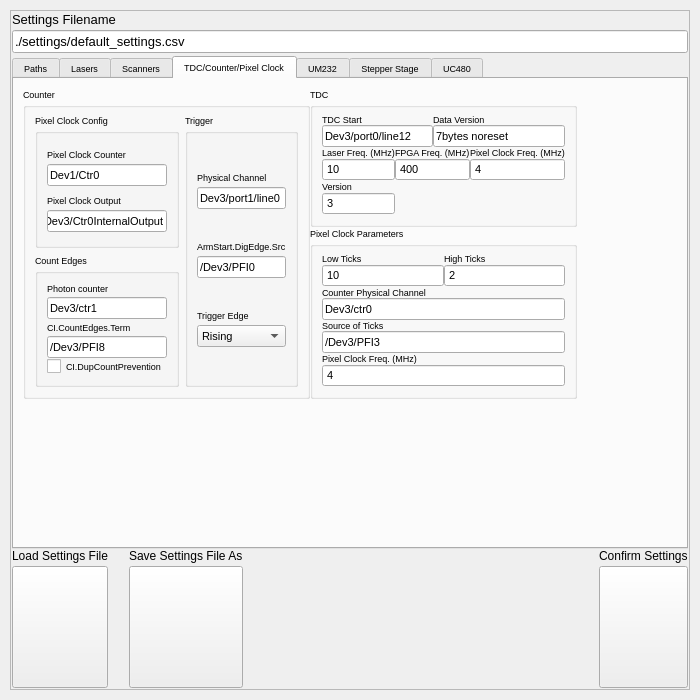
First picture: the form in gui/settingswindow.ui, repository Th3Tr00p3r/gSTED-sFCS, before the edit.
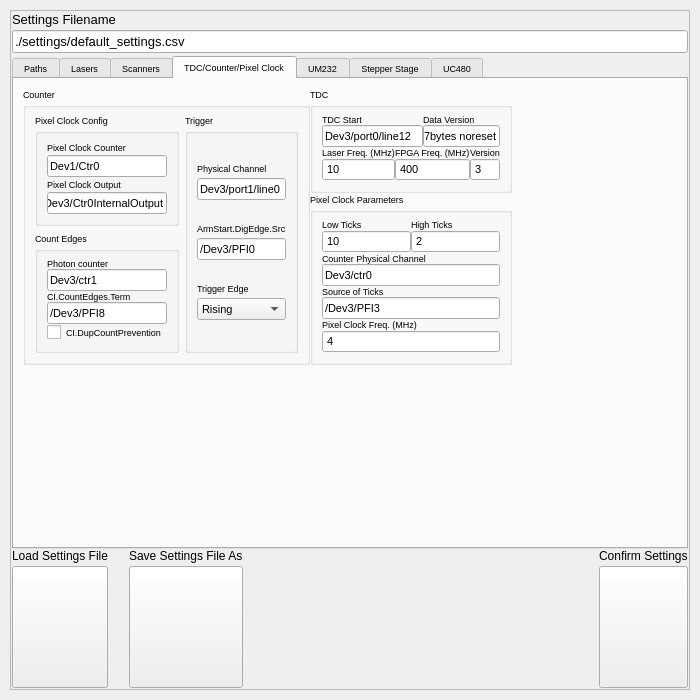
Second picture: the form after the edit. The open tabs and pages were chosen to show the change. Icons and pictures are not drawn.

Diff of the .ui file:
```diff
--- a/gui/settingswindow.ui
+++ b/gui/settingswindow.ui
@@ -1736,44 +1736,6 @@
                     </layout>
                    </item>
                    <item row="1" column="3">
-                    <layout class="QVBoxLayout" name="verticalLayout_39">
-                     <item>
-                      <widget class="QLabel" name="label_27">
-                       <property name="text">
-                        <string>Pixel Clock Freq. (MHz)</string>
-                       </property>
-                      </widget>
-                     </item>
-                     <item>
-                      <widget class="QSpinBox" name="TDCpixelClockFreq">
-                       <property name="enabled">
-                        <bool>true</bool>
-                       </property>
-                       <property name="font">
-                        <font>
-                         <pointsize>8</pointsize>
-                        </font>
-                       </property>
-                       <property name="wrapping">
-                        <bool>false</bool>
-                       </property>
-                       <property name="readOnly">
-                        <bool>false</bool>
-                       </property>
-                       <property name="buttonSymbols">
-                        <enum>QAbstractSpinBox::NoButtons</enum>
-                       </property>
-                       <property name="maximum">
-                        <number>99999</number>
-                       </property>
-                       <property name="value">
-                        <number>4</number>
-                       </property>
-                      </widget>
-                     </item>
-                    </layout>
-                   </item>
-                   <item row="2" column="0">
                     <layout class="QVBoxLayout" name="verticalLayout_40">
                      <item>
                       <widget class="QLabel" name="label_28">
```
